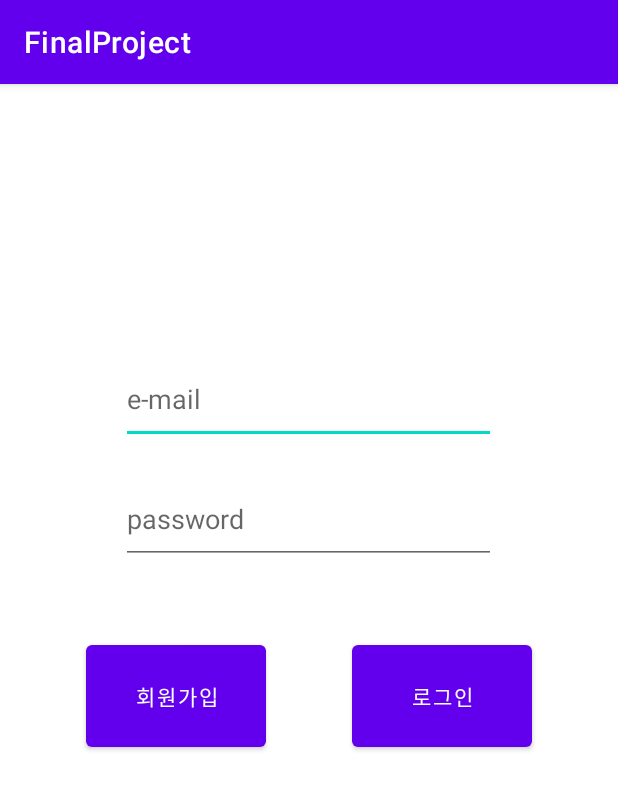
After one commit to rladydgn/discussapp, an Android app: the Login screen opened directly, with no data from a screen before it, on a phone screen of 412 x 824 dp. The commit adds this screen. Shown: the top 790 px of the screen. Run offline under Robolectric (Android 15) with nearby library versions, the phone set to English and light mode, and no system bars; our stand-ins replace Firebase (no records; nobody signed in at launch, a user with empty details on screens opened directly).

Commit message:
login, sign up

```diff
--- a/app/build.gradle
+++ b/app/build.gradle
@@ -38,4 +38,6 @@ dependencies {
     androidTestImplementation 'androidx.test.espresso:espresso-core:3.3.0'
     implementation platform('com.google.firebase:firebase-bom:26.0.0')
     implementation 'com.google.firebase:firebase-analytics'
+    // login auth
+    implementation 'com.google.firebase:firebase-auth'
 }
--- /dev/null
+++ b/app/src/main/java/com/example/finalproject/Login.java
@@ -0,0 +1,132 @@
+package com.example.finalproject;
+
+import androidx.annotation.NonNull;
+import androidx.appcompat.app.AppCompatActivity;
+
+import android.content.Intent;
+import android.os.Bundle;
+import android.text.TextUtils;
+import android.util.Log;
+import android.view.View;
+import android.widget.TextView;
+import android.widget.Toast;
+
+import com.google.android.gms.tasks.OnCompleteListener;
+import com.google.android.gms.tasks.Task;
+import com.google.firebase.auth.AuthResult;
+import com.google.firebase.auth.FirebaseAuth;
+import com.google.firebase.auth.FirebaseUser;
+
+public class Login extends AppCompatActivity {
+
+    // auth
+    private FirebaseAuth mAuth;
+    private TextView mEmail, mPassword;
+
+    // logcat
+    private static final String TAG = "Login";
+
+
+    @Override
+    protected void onCreate(Bundle savedInstanceState) {
+        super.onCreate(savedInstanceState);
+        setContentView(R.layout.activity_login);
+
+        // Initialize Firebase Auth
+        mAuth = FirebaseAuth.getInstance();
+
+        mEmail = (TextView) findViewById(R.id.mEmail);
+        mPassword = (TextView) findViewById(R.id.mPassword);
+    }
+
+    // 사용자가 로그인 되어 있는지 확인
+    @Override
+    protected void onStart() {
+        super.onStart();
+
+        // Check if user is signed in (non-null) and update UI accordingly.
+        FirebaseUser currentUser = mAuth.getCurrentUser();
+        updateUI(currentUser);
+    }
+
+    private void signIn(String email, String password) {
+        Log.d(TAG, "signIn:" + email);
+        if (!validateForm()) {
+            return;
+        }
+
+
+        // [START sign_in_with_email]
+        mAuth.signInWithEmailAndPassword(email, password)
+                .addOnCompleteListener(this, new OnCompleteListener<AuthResult>() {
+                    @Override
+                    public void onComplete(@NonNull Task<AuthResult> task) {
+                        if (task.isSuccessful()) {
+                            // Sign in success, update UI with the signed-in user's information
+                            Log.d(TAG, "signInWithEmail:success");
+                            FirebaseUser user = mAuth.getCurrentUser();
+                            updateUI(user);
+                        }
+                        else {
+                            // If sign in fails, display a message to the user.
+                            Log.w(TAG, "아이디 또는 비밀번호가 틀렸습니다.", task.getException());
+                            Toast.makeText(Login.this, "아이디 또는 비밀번호가 틀렸습니다.",
+                                    Toast.LENGTH_SHORT).show();
+                            updateUI(null);
+                        }
+                    }
+                });
+        // [END sign_in_with_email]
+    }
+
+    private boolean validateForm() {
+        boolean valid = true;
+
+        // email 이 비어있을경우
+        String email = mEmail.getText().toString();
+        if(TextUtils.isEmpty(email)) {
+            mEmail.setError("Required.");
+            valid = false;
+        }
+        else {
+            mEmail.setError(null);
+        }
+
+        // password 가 비어있을 경우
+        String password = mPassword.getText().toString();
+        if(TextUtils.isEmpty(password)) {
+            mPassword.setError("Required.");
+            valid = false;
+        }
+        else {
+            mPassword.setError(null);
+        }
+
+        return valid;
+    }
+
+    private void signOut() {
+        mAuth.signOut();
+        updateUI(null);
+    }
+
+    private void updateUI(FirebaseUser user) {
+        if(user != null) {
+            Toast.makeText(Login.this, "update UI",
+                    Toast.LENGTH_SHORT).show();
+        }
+    }
+
+    // 로그인 버튼 클릭
+    public void onSignInButtonClicked(View v) {
+        String email = mEmail.getText().toString();
+        String password = mPassword.getText().toString();
+        signIn(email, password);
+    }
+
+    public void onSignUpButtonClicked(View v) {
+        Intent intent = new Intent(getApplicationContext(), SignUpActivity.class);
+        startActivity(intent);
+        finish();
+    }
+}
--- /dev/null
+++ b/app/src/main/res/layout/activity_login.xml
@@ -0,0 +1,65 @@
+<?xml version="1.0" encoding="utf-8"?>
+<androidx.constraintlayout.widget.ConstraintLayout xmlns:android="http://schemas.android.com/apk/res/android"
+    xmlns:app="http://schemas.android.com/apk/res-auto"
+    xmlns:tools="http://schemas.android.com/tools"
+    android:layout_width="match_parent"
+    android:layout_height="match_parent"
+    tools:context=".Login">
+
+    <EditText
+        android:id="@+id/mEmail"
+        android:layout_width="250dp"
+        android:layout_height="60dp"
+        android:layout_marginStart="100dp"
+        android:layout_marginLeft="100dp"
+        android:layout_marginTop="180dp"
+        android:layout_marginEnd="101dp"
+        android:layout_marginRight="101dp"
+        android:ems="10"
+        android:hint="e-mail"
+        android:inputType="textEmailAddress"
+        android:singleLine="true"
+        app:layout_constraintEnd_toEndOf="parent"
+        app:layout_constraintStart_toStartOf="parent"
+        app:layout_constraintTop_toTopOf="parent" />
+
+    <EditText
+        android:id="@+id/mPassword"
+        android:layout_width="250dp"
+        android:layout_height="60dp"
+        android:layout_marginStart="100dp"
+        android:layout_marginLeft="100dp"
+        android:layout_marginTop="20dp"
+        android:layout_marginEnd="101dp"
+        android:layout_marginRight="101dp"
+        android:ems="10"
+        android:hint="password"
+        android:inputType="textPassword"
+        android:singleLine="true"
+        app:layout_constraintEnd_toEndOf="parent"
+        app:layout_constraintStart_toStartOf="parent"
+        app:layout_constraintTop_toBottomOf="@+id/mEmail" />
+
+    <Button
+        android:id="@+id/signInButton"
+        android:layout_width="120dp"
+        android:layout_height="80dp"
+        android:layout_marginTop="48dp"
+        android:onClick="onSignInButtonClicked"
+        android:text="로그인"
+        app:layout_constraintEnd_toEndOf="parent"
+        app:layout_constraintStart_toEndOf="@+id/signUpButton"
+        app:layout_constraintTop_toBottomOf="@+id/mPassword" />
+
+    <Button
+        android:id="@+id/signUpButton"
+        android:layout_width="120dp"
+        android:layout_height="80dp"
+        android:layout_marginTop="48dp"
+        android:onClick="onSignUpButtonClicked"
+        android:text="회원가입"
+        app:layout_constraintEnd_toStartOf="@+id/signInButton"
+        app:layout_constraintHorizontal_bias="1.0"
+        app:layout_constraintStart_toStartOf="parent"
+        app:layout_constraintTop_toBottomOf="@+id/mPassword" />
+</androidx.constraintlayout.widget.ConstraintLayout>
```
Also changed, not shown: app/src/main/AndroidManifest.xml (+9 -5 lines), app/src/main/java/com/example/finalproject/ChooseIdPopupActivity.java (added, +49 -0 lines), app/src/main/java/com/example/finalproject/MainActivity.java (+22 -1 lines), app/src/main/java/com/example/finalproject/SignUpActivity.java (added, +122 -0 lines), app/src/main/res/layout/activity_choose_id_popup.xml (added, +53 -0 lines), app/src/main/res/layout/activity_sign_up.xml (added, +74 -0 lines).
